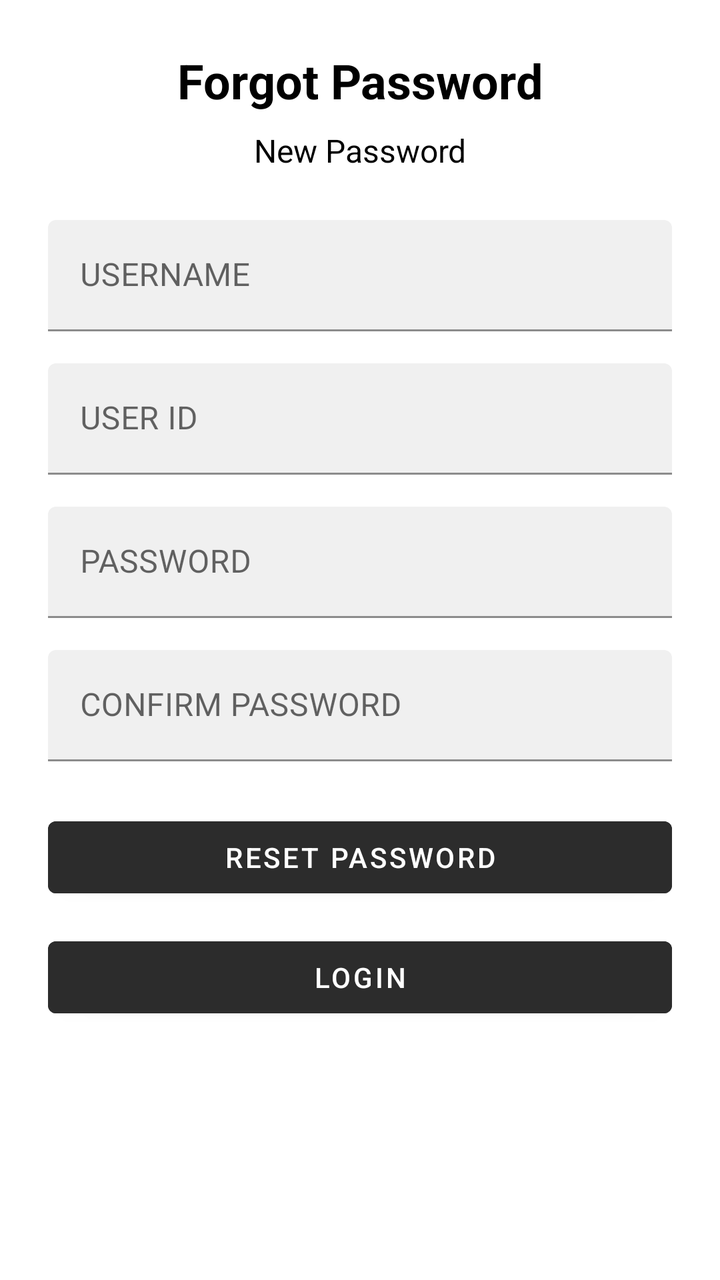
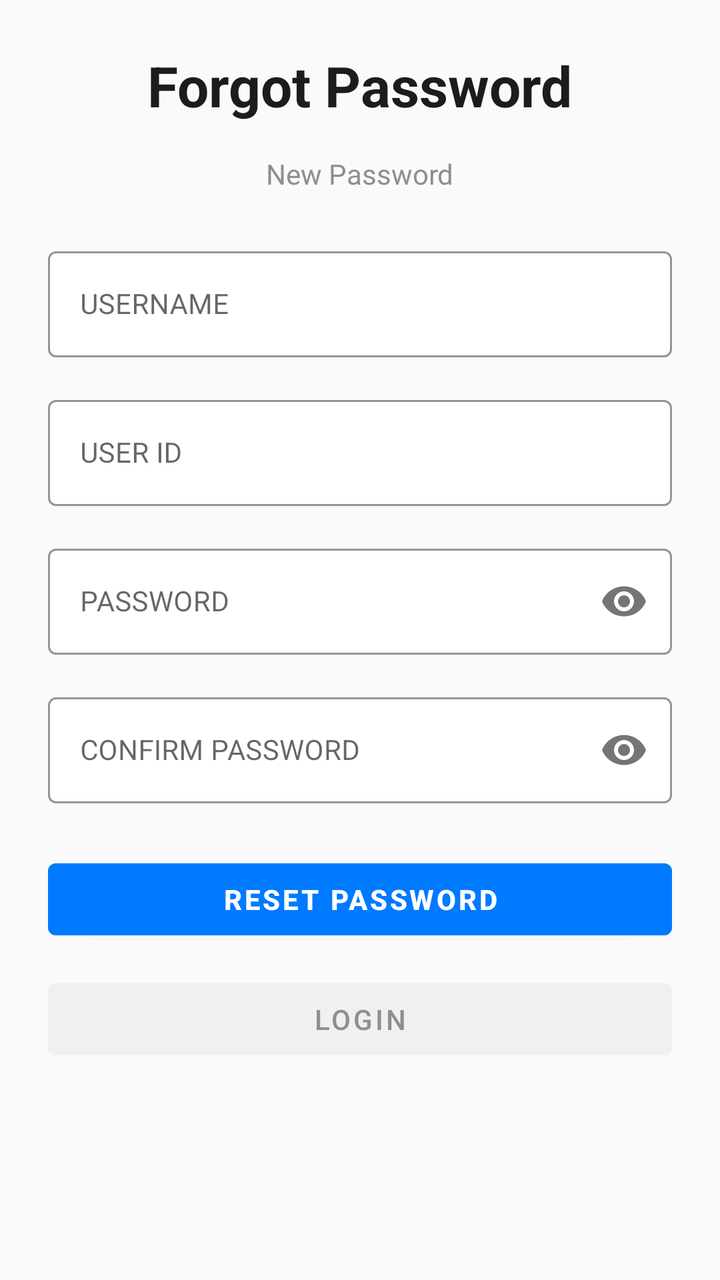

The first picture is an Android layout as it rendered before a commit; the second is the same layout after the commit. The layout source and the unified diff follow.
<!-- AndroidManifest.xml: application theme Theme.HarmonieBudget -->
<!-- res/layout/activity_forgot_password.xml -->
<?xml version="1.0" encoding="utf-8"?>
<ScrollView
    xmlns:android="http://schemas.android.com/apk/res/android"
    xmlns:app="http://schemas.android.com/apk/res-auto"
    android:layout_width="match_parent"
    android:layout_height="match_parent"
    android:fillViewport="true">
    <androidx.constraintlayout.widget.ConstraintLayout
        android:layout_width="match_parent"
        android:layout_height="wrap_content"
        android:padding="24dp"
        android:background="@color/white">

        
        <TextView
            android:id="@+id/tv_forgot_title"
            android:layout_width="wrap_content"
            android:layout_height="wrap_content"
            android:text="@string/forgot_password_title"
            android:textSize="24sp"
            android:textStyle="bold"
            android:textColor="#000000"
            app:layout_constraintTop_toTopOf="parent"
            app:layout_constraintStart_toStartOf="parent"
            app:layout_constraintEnd_toEndOf="parent" />

        
        <TextView
            android:id="@+id/tv_new_password_label"
            android:layout_width="wrap_content"
            android:layout_height="wrap_content"
            android:text="@string/new_password_label"
            android:textSize="16sp"
            android:layout_marginTop="8dp"
            app:layout_constraintTop_toBottomOf="@id/tv_forgot_title"
            app:layout_constraintStart_toStartOf="parent"
            app:layout_constraintEnd_toEndOf="parent" />

        
        <com.google.android.material.textfield.TextInputLayout
            android:id="@+id/til_username"
            android:layout_width="0dp"
            android:layout_height="wrap_content"
            android:layout_marginTop="24dp"
            app:boxBackgroundColor="#F0F0F0"
            app:boxStrokeColor="#6A1B9A"
            app:layout_constraintTop_toBottomOf="@id/tv_new_password_label"
            app:layout_constraintStart_toStartOf="parent"
            app:layout_constraintEnd_toEndOf="parent">
            <com.google.android.material.textfield.TextInputEditText
                android:id="@+id/et_username"
                android:layout_width="match_parent"
                android:layout_height="wrap_content"
                android:hint="@string/username_hint"
                android:textColor="@android:color/black" />
        </com.google.android.material.textfield.TextInputLayout>

        
        <com.google.android.material.textfield.TextInputLayout
            android:id="@+id/til_user_id"
            android:layout_width="0dp"
            android:layout_height="wrap_content"
            android:layout_marginTop="16dp"
            app:boxBackgroundColor="#F0F0F0"
            app:boxStrokeColor="#6A1B9A"
            app:layout_constraintTop_toBottomOf="@id/til_username"
            app:layout_constraintStart_toStartOf="parent"
            app:layout_constraintEnd_toEndOf="parent">
            <com.google.android.material.textfield.TextInputEditText
                android:id="@+id/et_user_id"
                android:layout_width="match_parent"
                android:layout_height="wrap_content"
                android:hint="@string/user_id_label"
                android:textColor="@android:color/black" />
        </com.google.android.material.textfield.TextInputLayout>

        
        <com.google.android.material.textfield.TextInputLayout
            android:id="@+id/til_password"
            android:layout_width="0dp"
            android:layout_height="wrap_content"
            android:layout_marginTop="16dp"
            app:boxBackgroundColor="#F0F0F0"
            app:boxStrokeColor="#6A1B9A"
            app:layout_constraintTop_toBottomOf="@id/til_user_id"
            app:layout_constraintStart_toStartOf="parent"
            app:layout_constraintEnd_toEndOf="parent">
            <com.google.android.material.textfield.TextInputEditText
                android:id="@+id/et_password"
                android:layout_width="match_parent"
                android:layout_height="wrap_content"
                android:hint="@string/password_hint"
                android:inputType="textPassword"
                android:textColor="@android:color/black" />
        </com.google.android.material.textfield.TextInputLayout>

        
        <com.google.android.material.textfield.TextInputLayout
            android:id="@+id/til_confirm_password"
            android:layout_width="0dp"
            android:layout_height="wrap_content"
            android:layout_marginTop="16dp"
            app:boxBackgroundColor="#F0F0F0"
            app:boxStrokeColor="#6A1B9A"
            app:layout_constraintTop_toBottomOf="@id/til_password"
            app:layout_constraintStart_toStartOf="parent"
            app:layout_constraintEnd_toEndOf="parent">
            <com.google.android.material.textfield.TextInputEditText
                android:id="@+id/et_confirm_password"
                android:layout_width="match_parent"
                android:layout_height="wrap_content"
                android:hint="@string/confirm_password_hint"
                android:inputType="textPassword"
                android:textColor="@android:color/black" />
        </com.google.android.material.textfield.TextInputLayout>

        
        <Button
            android:id="@+id/btn_reset_password"
            android:layout_width="0dp"
            android:layout_height="wrap_content"
            android:text="@string/reset_password_button"
            android:minHeight="48dp"
            android:backgroundTint="#2C2C2C"
            android:textColor="#FFFFFF"
            android:layout_marginTop="24dp"
            app:layout_constraintTop_toBottomOf="@id/til_confirm_password"
            app:layout_constraintStart_toStartOf="parent"
            app:layout_constraintEnd_toEndOf="parent" />

        
        <Button
            android:id="@+id/btn_login"
            android:layout_width="0dp"
            android:layout_height="wrap_content"
            android:text="@string/login_button"
            android:minHeight="48dp"
            android:backgroundTint="#2C2C2C"
            android:textColor="#FFFFFF"
            android:layout_marginTop="12dp"
            app:layout_constraintTop_toBottomOf="@id/btn_reset_password"
            app:layout_constraintStart_toStartOf="parent"
            app:layout_constraintEnd_toEndOf="parent" />

    </androidx.constraintlayout.widget.ConstraintLayout>
</ScrollView>
<!-- resources referenced by this layout -->
<resources>
  <color name="white">#FFFFFFFF</color>
  <string name="confirm_password_hint">CONFIRM PASSWORD</string>
  <string name="forgot_password_title">Forgot Password</string>
  <string name="login_button">Login</string>
  <string name="new_password_label">New Password</string>
  <string name="password_hint">PASSWORD</string>
  <string name="reset_password_button">Reset Password</string>
  <string name="user_id_label">USER ID</string>
  <string name="username_hint">USERNAME</string>
  <style name="Theme.HarmonieBudget" parent="Theme.MaterialComponents.DayNight.NoActionBar">
  
          
          <item name="colorPrimary">@color/purple_500</item>
  
          
          <item name="colorPrimaryVariant">@color/purple_700</item>
  
          
          <item name="colorSecondary">@color/teal_200</item>
  
          
          <item name="android:windowBackground">@color/white</item>
  
          
          <item name="android:textColor">@android:color/black</item>
  
      </style>
  <color name="purple_500">#FF6200EE</color>
  <color name="purple_700">#FF3700B3</color>
  <color name="teal_200">#FF03DAC5</color>
</resources>

<!-- the commit's change to res/layout/activity_forgot_password.xml (unified diff, before → after) -->
@@ -4,12 +4,17 @@
     xmlns:app="http://schemas.android.com/apk/res-auto"
     android:layout_width="match_parent"
     android:layout_height="match_parent"
-    android:fillViewport="true">
+    android:fillViewport="true"
+    android:scrollbars="vertical"
+    android:background="#FAFAFA">
+
     <androidx.constraintlayout.widget.ConstraintLayout
         android:layout_width="match_parent"
         android:layout_height="wrap_content"
         android:padding="24dp"
-        android:background="@color/white">
+        android:paddingTop="48dp"
+        android:paddingBottom="48dp"
+        android:background="#FAFAFA">
 
         
         <TextView
@@ -17,9 +22,9 @@
             android:layout_width="wrap_content"
             android:layout_height="wrap_content"
             android:text="@string/forgot_password_title"
-            android:textSize="24sp"
+            android:textSize="28sp"
             android:textStyle="bold"
-            android:textColor="#000000"
+            android:textColor="#1C1C1E"
             app:layout_constraintTop_toTopOf="parent"
             app:layout_constraintStart_toStartOf="parent"
             app:layout_constraintEnd_toEndOf="parent" />
@@ -30,8 +35,9 @@
             android:layout_width="wrap_content"
             android:layout_height="wrap_content"
             android:text="@string/new_password_label"
-            android:textSize="16sp"
-            android:layout_marginTop="8dp"
+            android:textSize="14sp"
+            android:textColor="#8E8E93"
+            android:layout_marginTop="16dp"
             app:layout_constraintTop_toBottomOf="@id/tv_forgot_title"
             app:layout_constraintStart_toStartOf="parent"
             app:layout_constraintEnd_toEndOf="parent" />
@@ -42,17 +48,21 @@
             android:layout_width="0dp"
             android:layout_height="wrap_content"
             android:layout_marginTop="24dp"
-            app:boxBackgroundColor="#F0F0F0"
+            app:boxBackgroundColor="#FFFFFF"
             app:boxStrokeColor="#6A1B9A"
+            app:boxStrokeWidth="1dp"
+            style="@style/Widget.MaterialComponents.TextInputLayout.OutlinedBox"
             app:layout_constraintTop_toBottomOf="@id/tv_new_password_label"
             app:layout_constraintStart_toStartOf="parent"
             app:layout_constraintEnd_toEndOf="parent">
+
             <com.google.android.material.textfield.TextInputEditText
                 android:id="@+id/et_username"
                 android:layout_width="match_parent"
                 android:layout_height="wrap_content"
                 android:hint="@string/username_hint"
-                android:textColor="@android:color/black" />
+                android:textColor="#1C1C1E"
+                android:textSize="14sp" />
         </com.google.android.material.textfield.TextInputLayout>
 
         
@@ -61,17 +71,21 @@
             android:layout_width="0dp"
             android:layout_height="wrap_content"
             android:layout_marginTop="16dp"
-            app:boxBackgroundColor="#F0F0F0"
+            app:boxBackgroundColor="#FFFFFF"
             app:boxStrokeColor="#6A1B9A"
+            app:boxStrokeWidth="1dp"
+            style="@style/Widget.MaterialComponents.TextInputLayout.OutlinedBox"
             app:layout_constraintTop_toBottomOf="@id/til_username"
             app:layout_constraintStart_toStartOf="parent"
             app:layout_constraintEnd_toEndOf="parent">
+
             <com.google.android.material.textfield.TextInputEditText
                 android:id="@+id/et_user_id"
                 android:layout_width="match_parent"
                 android:layout_height="wrap_content"
                 android:hint="@string/user_id_label"
-                android:textColor="@android:color/black" />
+                android:textColor="#1C1C1E"
+                android:textSize="14sp" />
         </com.google.android.material.textfield.TextInputLayout>
 
         
@@ -80,18 +94,23 @@
             android:layout_width="0dp"
             android:layout_height="wrap_content"
             android:layout_marginTop="16dp"
-            app:boxBackgroundColor="#F0F0F0"
+            app:boxBackgroundColor="#FFFFFF"
             app:boxStrokeColor="#6A1B9A"
+            app:boxStrokeWidth="1dp"
+            app:passwordToggleEnabled="true"
+            style="@style/Widget.MaterialComponents.TextInputLayout.OutlinedBox"
             app:layout_constraintTop_toBottomOf="@id/til_user_id"
             app:layout_constraintStart_toStartOf="parent"
             app:layout_constraintEnd_toEndOf="parent">
+
             <com.google.android.material.textfield.TextInputEditText
                 android:id="@+id/et_password"
                 android:layout_width="match_parent"
                 android:layout_height="wrap_content"
                 android:hint="@string/password_hint"
                 android:inputType="textPassword"
-                android:textColor="@android:color/black" />
+                android:textColor="#1C1C1E"
+                android:textSize="14sp" />
         </com.google.android.material.textfield.TextInputLayout>
 
         
@@ -100,18 +119,23 @@
             android:layout_width="0dp"
             android:layout_height="wrap_content"
             android:layout_marginTop="16dp"
-            app:boxBackgroundColor="#F0F0F0"
+            app:boxBackgroundColor="#FFFFFF"
             app:boxStrokeColor="#6A1B9A"
+            app:boxStrokeWidth="1dp"
+            app:passwordToggleEnabled="true"
+            style="@style/Widget.MaterialComponents.TextInputLayout.OutlinedBox"
             app:layout_constraintTop_toBottomOf="@id/til_password"
             app:layout_constraintStart_toStartOf="parent"
             app:layout_constraintEnd_toEndOf="parent">
+
             <com.google.android.material.textfield.TextInputEditText
                 android:id="@+id/et_confirm_password"
                 android:layout_width="match_parent"
                 android:layout_height="wrap_content"
                 android:hint="@string/confirm_password_hint"
                 android:inputType="textPassword"
-                android:textColor="@android:color/black" />
+                android:textColor="#1C1C1E"
+                android:textSize="14sp" />
         </com.google.android.material.textfield.TextInputLayout>
 
         
@@ -121,8 +145,10 @@
             android:layout_height="wrap_content"
             android:text="@string/reset_password_button"
             android:minHeight="48dp"
-            android:backgroundTint="#2C2C2C"
+            android:backgroundTint="#007AFF"
             android:textColor="#FFFFFF"
+            android:textSize="14sp"
+            android:textStyle="bold"
             android:layout_marginTop="24dp"
             app:layout_constraintTop_toBottomOf="@id/til_confirm_password"
             app:layout_constraintStart_toStartOf="parent"
@@ -135,12 +161,14 @@
             android:layout_height="wrap_content"
             android:text="@string/login_button"
             android:minHeight="48dp"
-            android:backgroundTint="#2C2C2C"
-            android:textColor="#FFFFFF"
+            android:backgroundTint="#F0F0F0"
+            android:textColor="#8E8E93"
+            android:textSize="14sp"
             android:layout_marginTop="12dp"
             app:layout_constraintTop_toBottomOf="@id/btn_reset_password"
             app:layout_constraintStart_toStartOf="parent"
-            app:layout_constraintEnd_toEndOf="parent" />
+            app:layout_constraintEnd_toEndOf="parent"
+            style="@style/Widget.MaterialComponents.Button.TextButton" />
 
     </androidx.constraintlayout.widget.ConstraintLayout>
 </ScrollView>
